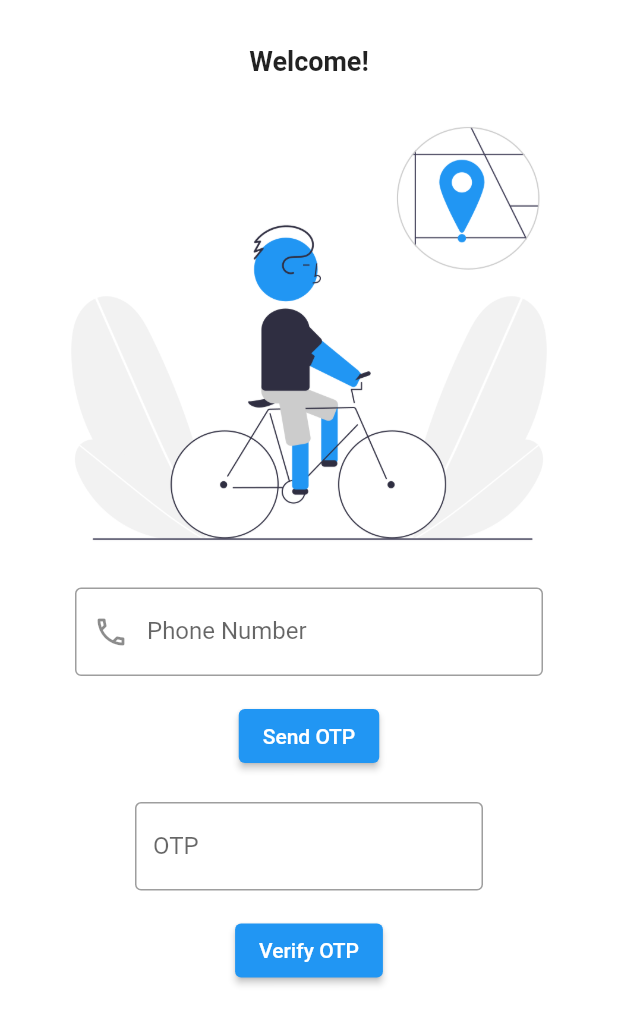
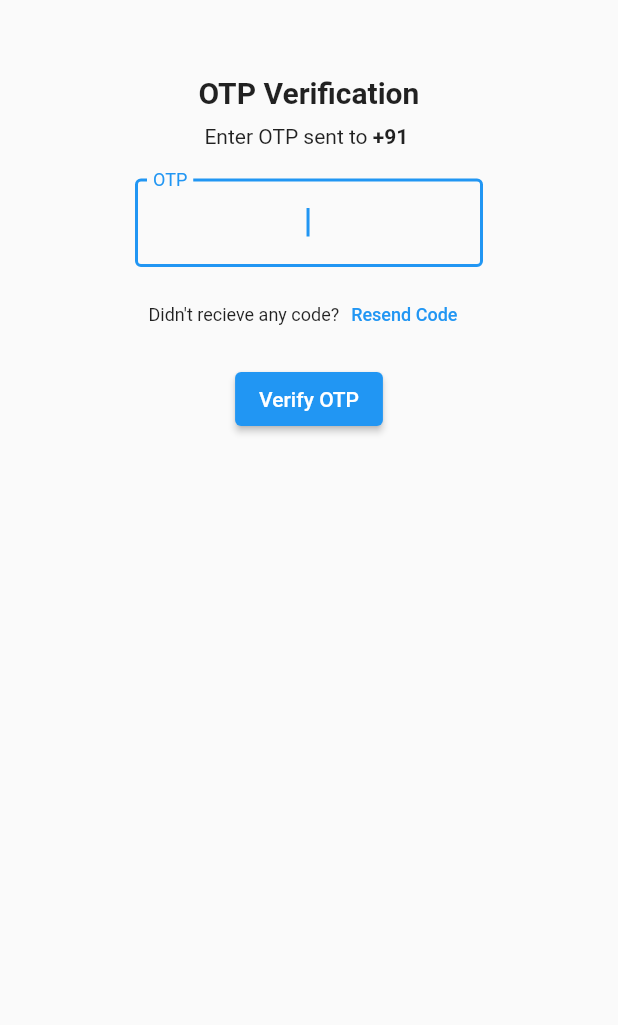
Before and after one commit to Mayuresh-G-Mhatre/public-bicycle-sharing-2, a Flutter app: the screen it shows after launch, after a tap on "Send OTP", on a phone screen of 412 x 824 dp. Shown: the top 1025 px of the screen. Run offline on Flutter 3.47's test engine with Material 2 defaults, Android fonts, the phone set to English and light mode, and no system bars; our stand-ins replace animated_text_kit, lottie, salomon_bottom_bar, sidebarx.

Commit message:
separated phone number and otp screen, installed otp field package

```diff
--- a/lib/screens/home/default_home.dart
+++ b/lib/screens/home/default_home.dart
@@ -1,5 +1,3 @@
-import 'dart:ui';
-
 import 'package:flutter/material.dart';
 import 'package:public_bicycle_sharing/screens/help/get_help.dart';
 import 'package:public_bicycle_sharing/screens/home/home.dart';
--- a/lib/screens/login/login.dart
+++ b/lib/screens/login/login.dart
@@ -1,5 +1,5 @@
 import 'package:flutter/material.dart';
-import 'package:public_bicycle_sharing/screens/home/default_home.dart';
+import 'package:public_bicycle_sharing/screens/login/otp.dart';
 
 class LoginScreen extends StatefulWidget {
   const LoginScreen({super.key});
@@ -10,16 +10,15 @@ class LoginScreen extends StatefulWidget {
 
 class _LoginScreenState extends State<LoginScreen> {
   final TextEditingController _phoneController = TextEditingController();
-  bool _isLoading = false;
 
-  void _sendOtp() async {
-    setState(() {
-      _isLoading = true;
-    });
-// send OTP to phone number provided
-    setState(() {
-      _isLoading = false;
-    });
+  String getPhoneNumber(TextEditingController tec) {
+    return _phoneController.text;
+  }
+
+  @override
+  void dispose() {
+    _phoneController.dispose();
+    super.dispose();
   }
 
   @override
@@ -32,7 +31,7 @@ class _LoginScreenState extends State<LoginScreen> {
             mainAxisAlignment: MainAxisAlignment.start,
             children: <Widget>[
               const Padding(
-                padding: EdgeInsets.fromLTRB(0, 30, 0, 5),
+                padding: EdgeInsets.fromLTRB(0, 50, 0, 10),
                 child: SizedBox(
                   height: 18.0,
                   child: Text(
@@ -46,6 +45,9 @@ class _LoginScreenState extends State<LoginScreen> {
               ),
               const Image(
                 image: AssetImage('assets/bicycle.png'),
+              ),
+              const SizedBox(
+                height: 10,
               ),
               Padding(
                 padding: const EdgeInsets.fromLTRB(50, 0, 50, 0),
@@ -62,7 +64,6 @@ class _LoginScreenState extends State<LoginScreen> {
                     //   fontSize: 10,
                     // ),
                     prefixIcon: Icon(Icons.phone_outlined),
-                    // prefix: Text('+91 '),
                     prefixText: '+91 ',
                     prefixStyle: TextStyle(
                       fontWeight: FontWeight.bold,
@@ -72,40 +73,15 @@ class _LoginScreenState extends State<LoginScreen> {
                 ),
               ),
               const SizedBox(height: 16.0),
-              _isLoading
-                  ? const CircularProgressIndicator()
-                  : ElevatedButton(
-                      onPressed: () {
-                        _sendOtp();
-                      },
-                      child: const Text('Send OTP'),
-                    ),
-              const SizedBox(height: 20.0),
-              const Padding(
-                padding: EdgeInsets.fromLTRB(90, 0, 90, 0),
-                child: TextField(
-                  textAlign: TextAlign.center,
-                  maxLength: 4,
-                  keyboardType: TextInputType.number,
-                  decoration: InputDecoration(
-                    labelText: 'OTP',
-                    counterText: '',
-                    border: OutlineInputBorder(),
-                    // hintText: 'Enter OTP',
-                  ),
-                ),
-              ),
-              const SizedBox(height: 16.0),
               ElevatedButton(
                 onPressed: () {
-                  // verify OTP and move to HomeScreen
                   Navigator.of(context).push(
                     MaterialPageRoute(
-                      builder: (context) => const DefaultHomeScreen(),
+                      builder: (context) => OtpScreen(phoneNumber: _phoneController.text),
                     ),
                   );
                 },
-                child: const Text('Verify OTP'),
+                child: const Text('Send OTP'),
               ),
             ],
           ),
--- /dev/null
+++ b/lib/screens/login/otp.dart
@@ -0,0 +1,94 @@
+import 'package:flutter/material.dart';
+import 'package:public_bicycle_sharing/screens/home/default_home.dart';
+import 'package:public_bicycle_sharing/screens/login/login.dart';
+
+class OtpScreen extends StatefulWidget {
+  final String phoneNumber;
+  const OtpScreen({super.key, required this.phoneNumber});
+
+  @override
+  State<OtpScreen> createState() => _OtpScreenState();
+
+  String getPhoneNumber() {
+    return phoneNumber;
+  }
+}
+
+class _OtpScreenState extends State<OtpScreen> {
+  @override
+  Widget build(BuildContext context) {
+    return Scaffold(
+      body: SafeArea(
+        child: Column(
+          children: <Widget>[
+            const SizedBox(height: 50),
+            const Text(
+              'OTP Verification',
+              style: TextStyle(fontWeight: FontWeight.bold, fontSize: 20.0),
+            ),
+            const SizedBox(height: 10),
+            Row(
+              mainAxisAlignment: MainAxisAlignment.center,
+              children: [
+                const Text('Enter OTP sent to '),
+                Text(
+                  '+91 ${widget.phoneNumber}',
+                  style: const TextStyle(
+                    fontWeight: FontWeight.bold,
+                  ),
+                ),
+              ],
+            ),
+            const SizedBox(height: 20.0),
+            const Padding(
+              padding: EdgeInsets.fromLTRB(90, 0, 90, 0),
+              child: TextField(
+                autofocus: true,
+                textAlign: TextAlign.center,
+                maxLength: 4,
+                keyboardType: TextInputType.number,
+                decoration: InputDecoration(
+                  labelText: 'OTP',
+                  counterText: '',
+                  border: OutlineInputBorder(),
+                  // hintText: 'Enter OTP',
+                ),
+              ),
+            ),
+            const SizedBox(height: 8.0),
+            Row(
+              mainAxisAlignment: MainAxisAlignment.center,
+              children: [
+                const Text(
+                  "Didn't recieve any code?",
+                  style: TextStyle(fontSize: 12.0),
+                ),
+                TextButton(
+                  onPressed: () {
+                    // logic for sending firebase otp //
+                  },
+                  child: const Text(
+                    'Resend Code',
+                    style: TextStyle(fontSize: 12.0),
+                  ),
+                )
+              ],
+            ),
+            const SizedBox(height: 8.0),
+            ElevatedButton(
+              onPressed: () {
+                // verify OTP and move to HomeScreen
+                Navigator.of(context).push(
+                  MaterialPageRoute(
+                    builder: (context) => const DefaultHomeScreen(),
+                  ),
+                );
+              },
+              child: const Text('Verify OTP'),
+            ),
+          ],
+        ),
+      ),
+    );
+  }
+}
--- a/pubspec.yaml
+++ b/pubspec.yaml
@@ -34,6 +34,7 @@ dependencies:
   flutter:
     sdk: flutter
   lottie: ^2.0.0
+  otp_text_field: ^1.1.3
   salomon_bottom_bar: ^3.3.1
   sidebarx: ^0.14.0
 
```
Also changed, not shown: pubspec.lock.
